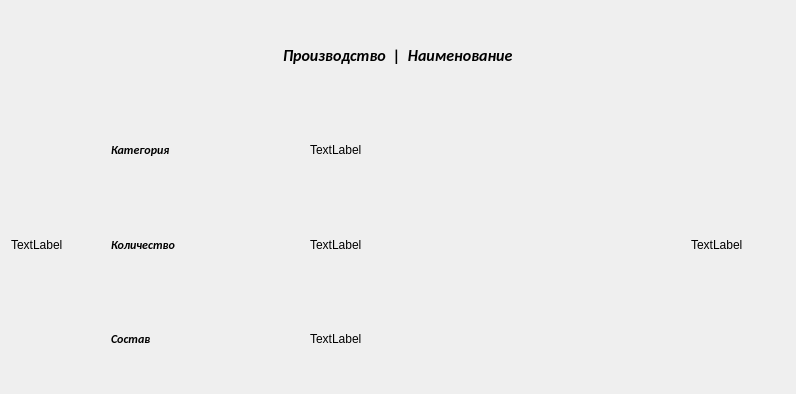
This is shoes-main/tovar.ui in dcherep/shoes as Qt 5 draws it before an edit. The edited form follows.
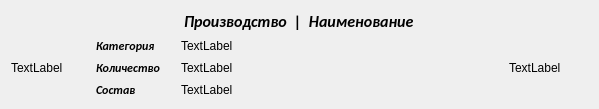
This is the edited form.

```diff
--- a/shoes-main/tovar.ui
+++ b/shoes-main/tovar.ui
@@ -6,14 +6,14 @@
    <rect>
     <x>0</x>
     <y>0</y>
-    <width>796</width>
-    <height>394</height>
+    <width>599</width>
+    <height>104</height>
    </rect>
   </property>
   <property name="windowTitle">
    <string>Form</string>
   </property>
-  <layout class="QGridLayout" name="gridLayout_2" columnstretch="1,1,1,4,1,0,0,0,0,0">
+  <layout class="QGridLayout" name="gridLayout_2" rowstretch="0,0,0,0,0" columnstretch="1,1,1,3,1">
    <item row="2" column="1">
     <widget class="QLabel" name="label_3">
      <property name="font">
@@ -56,36 +56,6 @@
      </property>
     </widget>
    </item>
-   <item row="3" column="3">
-    <widget class="QLabel" name="lbl_count">
-     <property name="text">
-      <string>TextLabel</string>
-     </property>
-     <property name="wordWrap">
-      <bool>true</bool>
-     </property>
-    </widget>
-   </item>
-   <item row="4" column="3">
-    <widget class="QLabel" name="lbl_sostav">
-     <property name="text">
-      <string>TextLabel</string>
-     </property>
-     <property name="wordWrap">
-      <bool>true</bool>
-     </property>
-    </widget>
-   </item>
-   <item row="2" column="3">
-    <widget class="QLabel" name="lbl_category">
-     <property name="text">
-      <string>TextLabel</string>
-     </property>
-     <property name="wordWrap">
-      <bool>true</bool>
-     </property>
-    </widget>
-   </item>
    <item row="1" column="1" colspan="3" alignment="Qt::AlignmentFlag::AlignHCenter">
     <widget class="QLabel" name="lbl_name">
      <property name="font">
@@ -101,7 +71,7 @@
      </property>
     </widget>
    </item>
-   <item row="3" column="0">
+   <item row="2" column="0" rowspan="3">
     <widget class="QLabel" name="lbl_image">
      <property name="maximumSize">
       <size>
@@ -117,13 +87,43 @@
      </property>
     </widget>
    </item>
-   <item row="3" column="4">
+   <item row="2" column="4" rowspan="3">
     <widget class="QLabel" name="lbl_price">
      <property name="text">
       <string>TextLabel</string>
      </property>
     </widget>
    </item>
+   <item row="3" column="2" colspan="2">
+    <widget class="QLabel" name="lbl_count">
+     <property name="text">
+      <string>TextLabel</string>
+     </property>
+     <property name="wordWrap">
+      <bool>true</bool>
+     </property>
+    </widget>
+   </item>
+   <item row="2" column="2" colspan="2">
+    <widget class="QLabel" name="lbl_category">
+     <property name="text">
+      <string>TextLabel</string>
+     </property>
+     <property name="wordWrap">
+      <bool>true</bool>
+     </property>
+    </widget>
+   </item>
+   <item row="4" column="2" colspan="2">
+    <widget class="QLabel" name="lbl_sostav">
+     <property name="text">
+      <string>TextLabel</string>
+     </property>
+     <property name="wordWrap">
+      <bool>true</bool>
+     </property>
+    </widget>
+   </item>
   </layout>
  </widget>
  <resources/>
```
